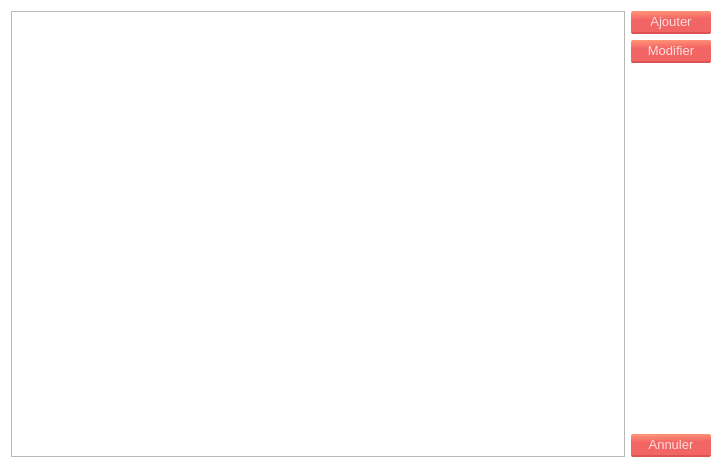
Mehdi-SK/Cosider-TP-App, file interfaces/fournisseurs.ui: the form before one commit.
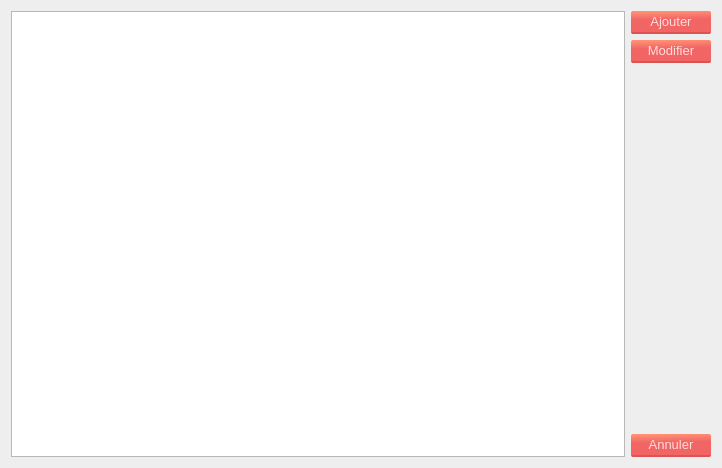
The form after the commit. Icons and pictures are not drawn.

```diff
--- a/interfaces/fournisseurs.ui
+++ b/interfaces/fournisseurs.ui
@@ -19,7 +19,7 @@
 }
 #Form{
 	
-	background-color: rgb(255, 255, 255);
+	background-color:#eeeeee;
 	font: 10pt;
 }
 
```
Left out of the diff: 4 changed lines with no effect on the pictures.
